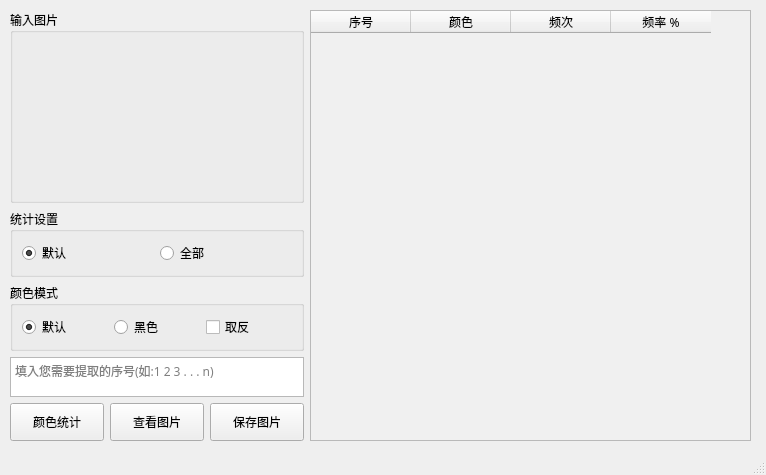
Qt form src/GUI/ui.ui (UP0916/FrequencyColor) before a commit.
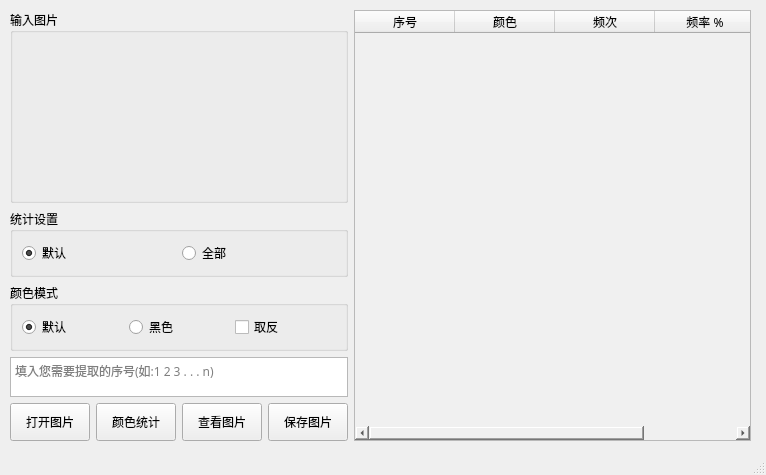
The same form after that commit.

Commit message: 添加打开图片按钮

What changed in the file:
```diff
--- a/src/GUI/ui.ui
+++ b/src/GUI/ui.ui
@@ -149,6 +149,19 @@
        </item>
        <item>
         <layout class="QHBoxLayout" name="horizontalLayout_2">
+         <item>
+          <widget class="QPushButton" name="pushButton_4">
+           <property name="sizePolicy">
+            <sizepolicy hsizetype="Expanding" vsizetype="Expanding">
+             <horstretch>0</horstretch>
+             <verstretch>0</verstretch>
+            </sizepolicy>
+           </property>
+           <property name="text">
+            <string>打开图片</string>
+           </property>
+          </widget>
+         </item>
          <item>
           <widget class="QPushButton" name="pushButton">
            <property name="sizePolicy">
```
Left out of the diff: 2 changed lines with no effect on the pictures. The commit also changes 1 other file.
